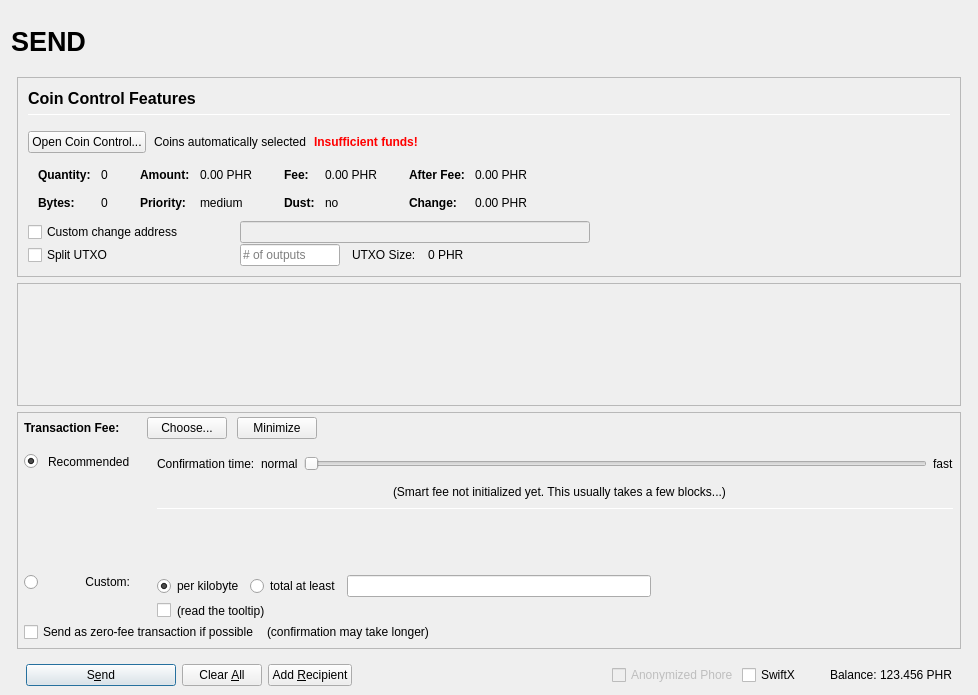
This is src/qt/forms/sendcoinsdialog.ui in 22388o/CryptoDEX as Qt 5 draws it before an edit. The edited form follows.
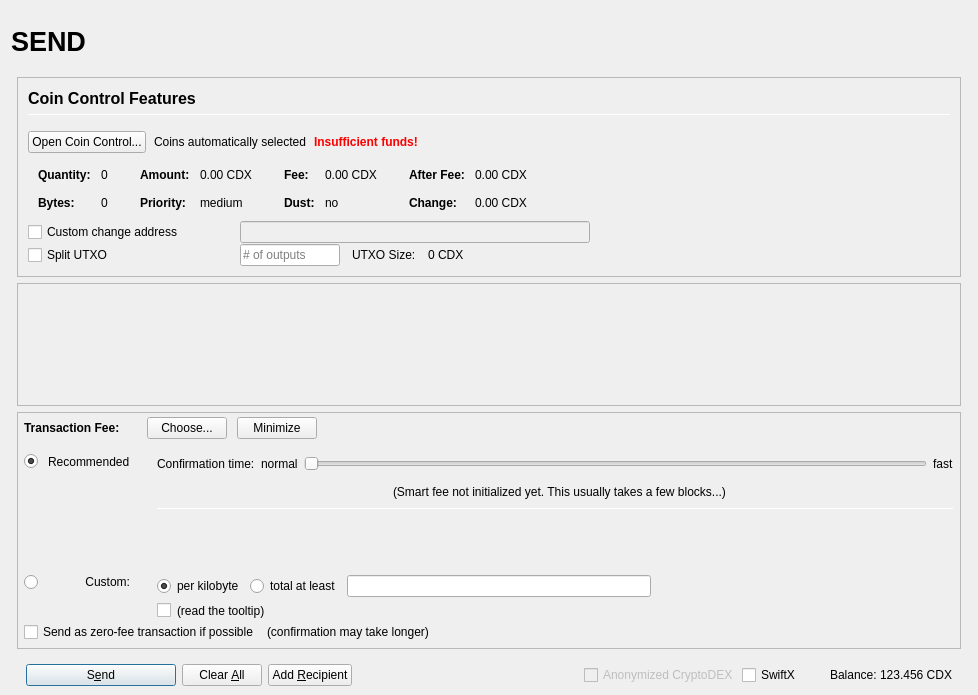
This is the edited form. Icons and pictures are not drawn. Custom widgets are drawn as their Qt base class.

The edit to the form file:
```diff
--- a/src/qt/forms/sendcoinsdialog.ui
+++ b/src/qt/forms/sendcoinsdialog.ui
@@ -493,7 +493,7 @@
                         <enum>Qt::ActionsContextMenu</enum>
                        </property>
                        <property name="text">
-                        <string notr="true">0.00 PHR</string>
+                        <string notr="true">0.00 CDX</string>
                        </property>
                        <property name="textInteractionFlags">
                         <set>Qt::LinksAccessibleByMouse|Qt::TextSelectableByKeyboard|Qt::TextSelectableByMouse</set>
@@ -573,7 +573,7 @@
                         <enum>Qt::ActionsContextMenu</enum>
                        </property>
                        <property name="text">
-                        <string notr="true">0.00 PHR</string>
+                        <string notr="true">0.00 CDX</string>
                        </property>
                        <property name="textInteractionFlags">
                         <set>Qt::LinksAccessibleByMouse|Qt::TextSelectableByKeyboard|Qt::TextSelectableByMouse</set>
@@ -653,7 +653,7 @@
                         <enum>Qt::ActionsContextMenu</enum>
                        </property>
                        <property name="text">
-                        <string notr="true">0.00 PHR</string>
+                        <string notr="true">0.00 CDX</string>
                        </property>
                        <property name="textInteractionFlags">
                         <set>Qt::LinksAccessibleByMouse|Qt::TextSelectableByKeyboard|Qt::TextSelectableByMouse</set>
@@ -682,7 +682,7 @@
                         <enum>Qt::ActionsContextMenu</enum>
                        </property>
                        <property name="text">
-                        <string notr="true">0.00 PHR</string>
+                        <string notr="true">0.00 CDX</string>
                        </property>
                        <property name="textInteractionFlags">
                         <set>Qt::LinksAccessibleByMouse|Qt::TextSelectableByKeyboard|Qt::TextSelectableByMouse</set>
@@ -849,7 +849,7 @@
                 <item>
                  <widget class="QLabel" name="labelBlockSize">
                   <property name="text">
-                   <string>0 PHR</string>
+                   <string>0 CDX</string>
                   </property>
                  </widget>
                 </item>
@@ -1686,7 +1686,7 @@
                 <bool>false</bool>
                </property>
                <property name="text">
-                <string>Anonymized Phore</string>
+                <string>Anonymized CryptoDEX</string>
                </property>
               </widget>
              </item>
@@ -1725,7 +1725,7 @@
                 <cursorShape>IBeamCursor</cursorShape>
                </property>
                <property name="text">
-                <string notr="true">123.456 PHR</string>
+                <string notr="true">123.456 CDX</string>
                </property>
                <property name="textInteractionFlags">
                 <set>Qt::LinksAccessibleByMouse|Qt::TextSelectableByKeyboard|Qt::TextSelectableByMouse</set>
```
Left out of the diff: 18 changed lines with no effect on the pictures.
